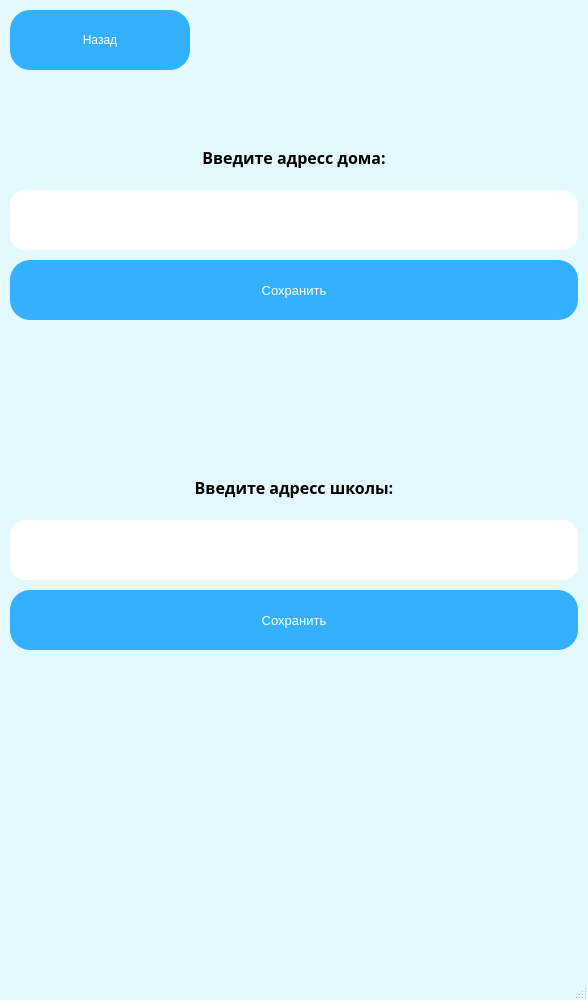
This is desing/SettingWindow.ui in AndreiDuvakin/SafeAppShcool as Qt 5 draws it before an edit. The edited form follows.
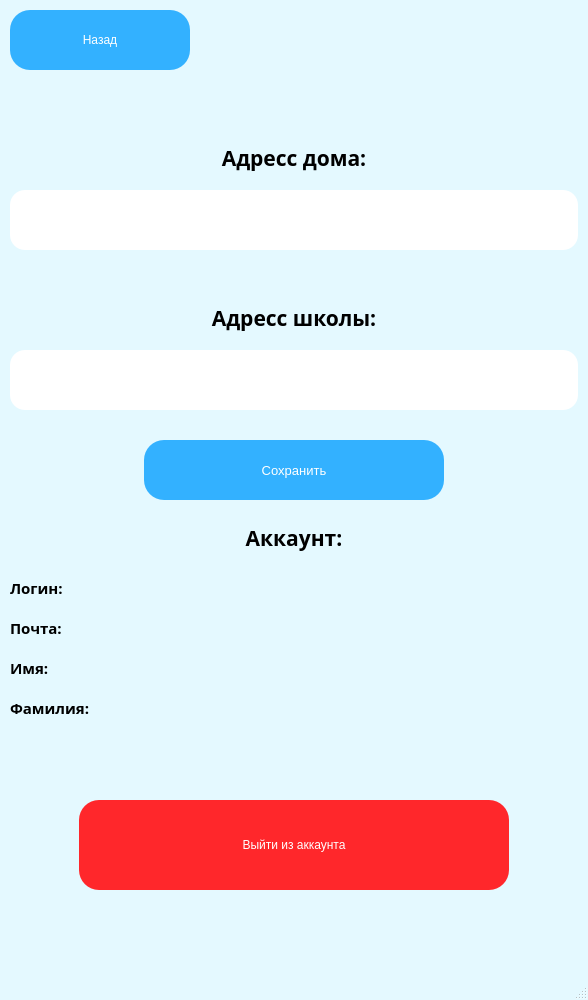
This is the edited form. Icons and pictures are not drawn.

Patch:
```diff
--- a/desing/SettingWindow.ui
+++ b/desing/SettingWindow.ui
@@ -81,28 +81,6 @@
      </rect>
     </property>
    </widget>
-   <widget class="QPushButton" name="pushButton_2">
-    <property name="geometry">
-     <rect>
-      <x>10</x>
-      <y>260</y>
-      <width>568</width>
-      <height>60</height>
-     </rect>
-    </property>
-    <property name="font">
-     <font>
-      <family>Arial</family>
-      <pointsize>10</pointsize>
-      <weight>50</weight>
-      <italic>false</italic>
-      <bold>false</bold>
-     </font>
-    </property>
-    <property name="text">
-     <string>Сохранить</string>
-    </property>
-   </widget>
    <widget class="QLabel" name="label">
     <property name="geometry">
      <rect>
@@ -115,13 +93,13 @@
     <property name="font">
      <font>
       <family>Arial Black</family>
-      <pointsize>12</pointsize>
+      <pointsize>16</pointsize>
       <weight>75</weight>
       <bold>true</bold>
      </font>
     </property>
     <property name="text">
-     <string>Введите адресс дома:</string>
+     <string>Адресс дома:</string>
     </property>
     <property name="alignment">
      <set>Qt::AlignCenter</set>
@@ -131,7 +109,7 @@
     <property name="geometry">
      <rect>
       <x>10</x>
-      <y>470</y>
+      <y>300</y>
       <width>568</width>
       <height>35</height>
      </rect>
@@ -139,48 +117,283 @@
     <property name="font">
      <font>
       <family>Arial Black</family>
-      <pointsize>12</pointsize>
+      <pointsize>16</pointsize>
       <weight>75</weight>
       <bold>true</bold>
      </font>
     </property>
     <property name="text">
-     <string>Введите адресс школы:</string>
+     <string>Адресс школы:</string>
     </property>
     <property name="alignment">
      <set>Qt::AlignCenter</set>
     </property>
    </widget>
-   <widget class="QPushButton" name="pushButton_3">
-    <property name="geometry">
-     <rect>
-      <x>10</x>
-      <y>590</y>
-      <width>568</width>
-      <height>60</height>
-     </rect>
-    </property>
-    <property name="font">
-     <font>
-      <family>Arial</family>
-      <pointsize>10</pointsize>
-      <weight>50</weight>
-      <italic>false</italic>
-      <bold>false</bold>
-     </font>
-    </property>
-    <property name="text">
-     <string>Сохранить</string>
-    </property>
-   </widget>
    <widget class="QLineEdit" name="lineEdit_2">
     <property name="geometry">
      <rect>
       <x>10</x>
+      <y>350</y>
+      <width>568</width>
+      <height>60</height>
+     </rect>
+    </property>
+   </widget>
+   <widget class="QPushButton" name="pushButton_2">
+    <property name="geometry">
+     <rect>
+      <x>144</x>
+      <y>440</y>
+      <width>300</width>
+      <height>60</height>
+     </rect>
+    </property>
+    <property name="font">
+     <font>
+      <family>Arial</family>
+      <pointsize>10</pointsize>
+      <weight>50</weight>
+      <italic>false</italic>
+      <bold>false</bold>
+     </font>
+    </property>
+    <property name="text">
+     <string>Сохранить</string>
+    </property>
+   </widget>
+   <widget class="QLabel" name="label_3">
+    <property name="geometry">
+     <rect>
+      <x>10</x>
       <y>520</y>
       <width>568</width>
-      <height>60</height>
+      <height>35</height>
      </rect>
+    </property>
+    <property name="font">
+     <font>
+      <family>Arial Black</family>
+      <pointsize>16</pointsize>
+      <weight>75</weight>
+      <bold>true</bold>
+     </font>
+    </property>
+    <property name="text">
+     <string>Аккаунт:</string>
+    </property>
+    <property name="alignment">
+     <set>Qt::AlignCenter</set>
+    </property>
+   </widget>
+   <widget class="QLabel" name="label_4">
+    <property name="geometry">
+     <rect>
+      <x>10</x>
+      <y>570</y>
+      <width>81</width>
+      <height>35</height>
+     </rect>
+    </property>
+    <property name="font">
+     <font>
+      <family>Arial Black</family>
+      <pointsize>11</pointsize>
+      <weight>75</weight>
+      <bold>true</bold>
+     </font>
+    </property>
+    <property name="text">
+     <string>Логин:</string>
+    </property>
+    <property name="alignment">
+     <set>Qt::AlignLeading|Qt::AlignLeft|Qt::AlignVCenter</set>
+    </property>
+   </widget>
+   <widget class="QLabel" name="label_5">
+    <property name="geometry">
+     <rect>
+      <x>120</x>
+      <y>570</y>
+      <width>460</width>
+      <height>35</height>
+     </rect>
+    </property>
+    <property name="font">
+     <font>
+      <family>Arial Black</family>
+      <pointsize>11</pointsize>
+      <weight>75</weight>
+      <bold>true</bold>
+     </font>
+    </property>
+    <property name="text">
+     <string/>
+    </property>
+    <property name="alignment">
+     <set>Qt::AlignRight|Qt::AlignTrailing|Qt::AlignVCenter</set>
+    </property>
+   </widget>
+   <widget class="QLabel" name="label_6">
+    <property name="geometry">
+     <rect>
+      <x>120</x>
+      <y>610</y>
+      <width>460</width>
+      <height>35</height>
+     </rect>
+    </property>
+    <property name="font">
+     <font>
+      <family>Arial Black</family>
+      <pointsize>11</pointsize>
+      <weight>75</weight>
+      <bold>true</bold>
+     </font>
+    </property>
+    <property name="text">
+     <string/>
+    </property>
+    <property name="alignment">
+     <set>Qt::AlignRight|Qt::AlignTrailing|Qt::AlignVCenter</set>
+    </property>
+   </widget>
+   <widget class="QLabel" name="label_7">
+    <property name="geometry">
+     <rect>
+      <x>10</x>
+      <y>610</y>
+      <width>81</width>
+      <height>35</height>
+     </rect>
+    </property>
+    <property name="font">
+     <font>
+      <family>Arial Black</family>
+      <pointsize>11</pointsize>
+      <weight>75</weight>
+      <bold>true</bold>
+     </font>
+    </property>
+    <property name="text">
+     <string>Почта:</string>
+    </property>
+    <property name="alignment">
+     <set>Qt::AlignLeading|Qt::AlignLeft|Qt::AlignVCenter</set>
+    </property>
+   </widget>
+   <widget class="QLabel" name="label_8">
+    <property name="geometry">
+     <rect>
+      <x>10</x>
+      <y>650</y>
+      <width>81</width>
+      <height>35</height>
+     </rect>
+    </property>
+    <property name="font">
+     <font>
+      <family>Arial Black</family>
+      <pointsize>11</pointsize>
+      <weight>75</weight>
+      <bold>true</bold>
+     </font>
+    </property>
+    <property name="text">
+     <string>Имя:</string>
+    </property>
+    <property name="alignment">
+     <set>Qt::AlignLeading|Qt::AlignLeft|Qt::AlignVCenter</set>
+    </property>
+   </widget>
+   <widget class="QLabel" name="label_9">
+    <property name="geometry">
+     <rect>
+      <x>120</x>
+      <y>650</y>
+      <width>460</width>
+      <height>35</height>
+     </rect>
+    </property>
+    <property name="font">
+     <font>
+      <family>Arial Black</family>
+      <pointsize>11</pointsize>
+      <weight>75</weight>
+      <bold>true</bold>
+     </font>
+    </property>
+    <property name="text">
+     <string/>
+    </property>
+    <property name="alignment">
+     <set>Qt::AlignRight|Qt::AlignTrailing|Qt::AlignVCenter</set>
+    </property>
+   </widget>
+   <widget class="QLabel" name="label_10">
+    <property name="geometry">
+     <rect>
+      <x>129</x>
+      <y>690</y>
+      <width>451</width>
+      <height>35</height>
+     </rect>
+    </property>
+    <property name="font">
+     <font>
+      <family>Arial Black</family>
+      <pointsize>11</pointsize>
+      <weight>75</weight>
+      <bold>true</bold>
+     </font>
+    </property>
+    <property name="text">
+     <string/>
+    </property>
+    <property name="alignment">
+     <set>Qt::AlignRight|Qt::AlignTrailing|Qt::AlignVCenter</set>
+    </property>
+   </widget>
+   <widget class="QLabel" name="label_11">
+    <property name="geometry">
+     <rect>
+      <x>10</x>
+      <y>690</y>
+      <width>121</width>
+      <height>35</height>
+     </rect>
+    </property>
+    <property name="font">
+     <font>
+      <family>Arial Black</family>
+      <pointsize>11</pointsize>
+      <weight>75</weight>
+      <bold>true</bold>
+     </font>
+    </property>
+    <property name="text">
+     <string>Фамилия:</string>
+    </property>
+    <property name="alignment">
+     <set>Qt::AlignLeading|Qt::AlignLeft|Qt::AlignVCenter</set>
+    </property>
+   </widget>
+   <widget class="QPushButton" name="pushButton_3">
+    <property name="geometry">
+     <rect>
+      <x>79</x>
+      <y>800</y>
+      <width>430</width>
+      <height>90</height>
+     </rect>
+    </property>
+    <property name="styleSheet">
+     <string notr="true">QPushButton {
+	background-color: rgb(255, 39, 43);
+	font: 87 15pt &quot;Arial Black&quot;;
+}</string>
+    </property>
+    <property name="text">
+     <string>Выйти из аккаунта</string>
     </property>
    </widget>
   </widget>
```
